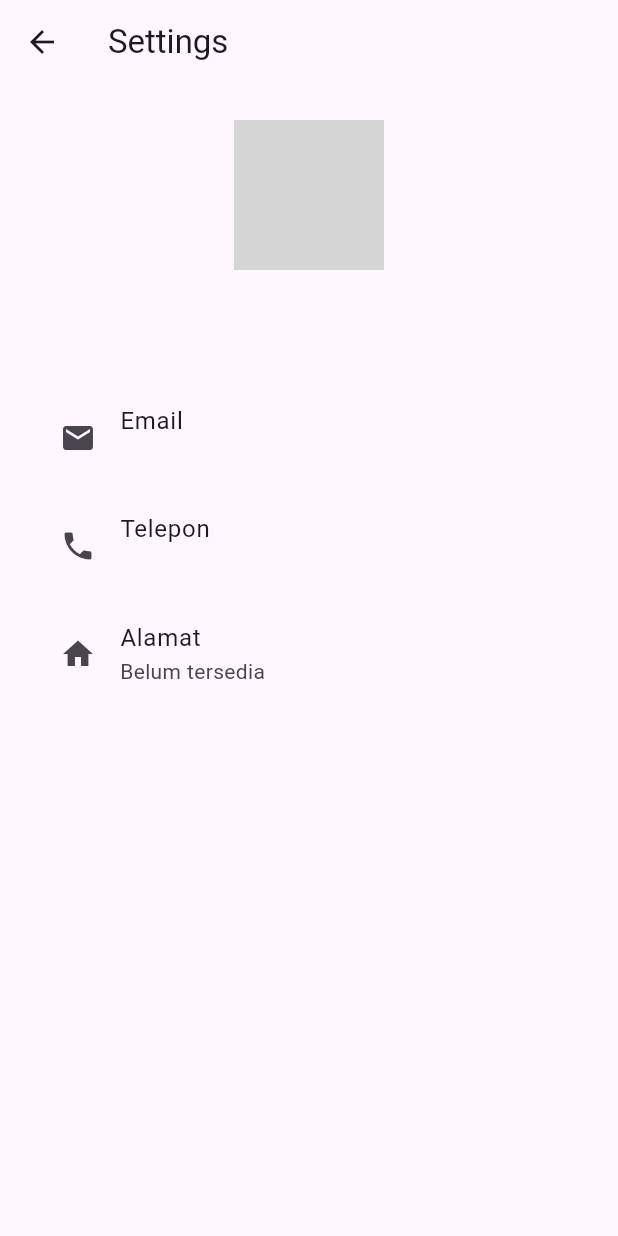
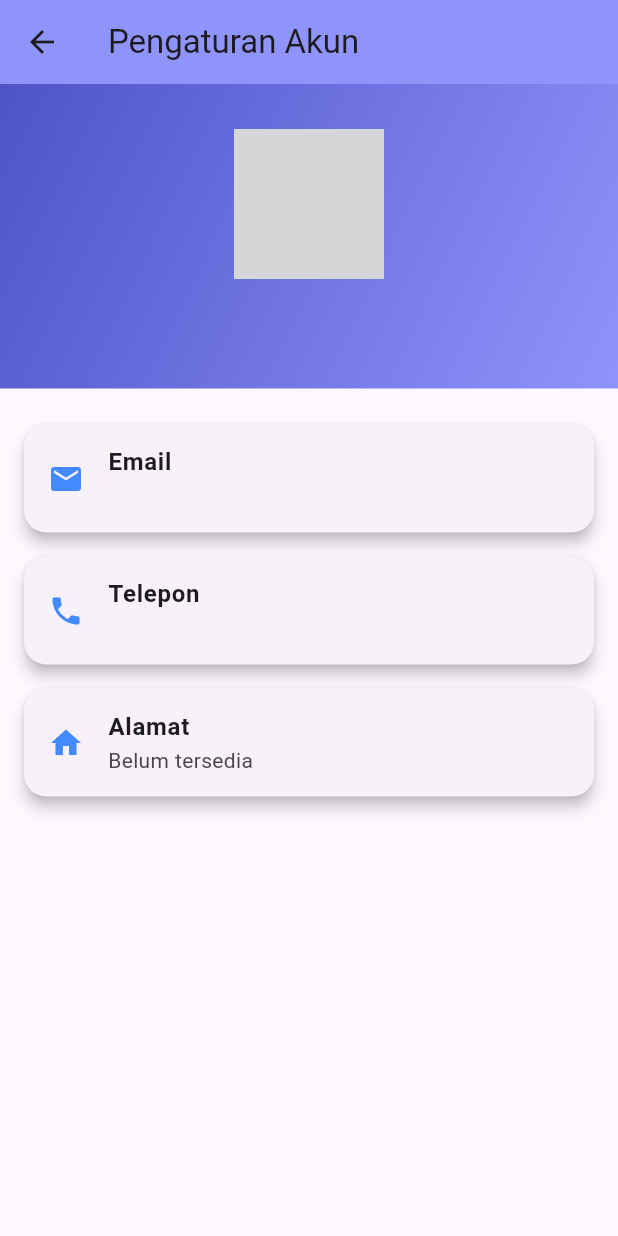
Before and after one commit to Aslamdota/perpustakaan_app, a Flutter app: the ProfileScreen screen opened directly, after a tap on "Privasi", on a phone screen of 412 x 824 dp. Run offline on Flutter 3.47's test engine with Material 3 defaults, Android fonts, the phone set to English and light mode, and no system bars; our stand-ins replace shared_preferences; accounts and stored records are empty; network calls fail; grey boxes are pictures that could not be loaded.

Commit message:
update UI

```diff
--- a/lib/screens/profile_screen.dart
+++ b/lib/screens/profile_screen.dart
@@ -1,11 +1,12 @@
+// Perbaikan UI untuk ProfileScreen dan SettingsScreen
+
 import 'package:flutter/material.dart';
 import 'package:shared_preferences/shared_preferences.dart';
 import 'login_screen.dart';
 import '../settings/setting_screen.dart';
 import '../settings/notification_screen.dart';
-import '../settings/denda_screen.dart'; // Tambahkan ini
-import '../settings/history_screen.dart'; // Tambahkan ini
-
+import '../settings/denda_screen.dart';
+import '../settings/history_screen.dart';
 
 class ProfileScreen extends StatefulWidget {
   const ProfileScreen({super.key});
@@ -42,10 +43,28 @@ class _ProfileScreenState extends State<ProfileScreen> {
     );
   }
 
+  Widget buildProfileOption(
+      {required IconData icon,
+      required String title,
+      required String subtitle,
+      required VoidCallback onTap}) {
+    return Card(
+      elevation: 3,
+      shape: RoundedRectangleBorder(borderRadius: BorderRadius.circular(12)),
+      child: ListTile(
+        leading: Icon(icon, color: Colors.blue),
+        title: Text(title, style: const TextStyle(fontWeight: FontWeight.bold)),
+        subtitle: Text(subtitle),
+        trailing: const Icon(Icons.arrow_forward_ios, size: 16),
+        onTap: onTap,
+      ),
+    );
+  }
+
   @override
   Widget build(BuildContext context) {
     return Scaffold(
-      appBar: AppBar(title: const Text('Profil')),
+      appBar: AppBar(title: const Text('Profil Saya')),
       body: ListView(
         padding: const EdgeInsets.all(24.0),
         children: [
@@ -54,66 +73,60 @@ class _ProfileScreenState extends State<ProfileScreen> {
               children: [
                 const CircleAvatar(
                   radius: 50,
-                  backgroundImage: AssetImage('assets/images/profile_placeholder.png'),
+                  backgroundImage:
+                      AssetImage('assets/images/profile_placeholder.png'),
                 ),
-                const SizedBox(height: 16),
+                const SizedBox(height: 12),
                 Text(
                   userName,
-                  style: Theme.of(context).textTheme.titleLarge,
+                  style: Theme.of(context).textTheme.headlineSmall,
                 ),
               ],
             ),
           ),
-          const SizedBox(height: 32),
-          ListTile(
-            leading: const Icon(Icons.lock),
-            title: const Text('Privasi'),
-            subtitle: const Text('Pengaturan privasi'),
-            onTap: () {
-              Navigator.push(
-                context,
-                MaterialPageRoute(builder: (context) => const SettingsScreen()),
-              );
-            },
-          ),
-          ListTile(
-            leading: const Icon(Icons.notifications),
-            title: const Text('Notifikasi'),
-            subtitle: const Text('Preferensi notifikasi'),
-            onTap: () {
-              Navigator.push(
-                context,
-                MaterialPageRoute(builder: (context) => const NotificationScreen()),
-              );
-            },
-          ),
-          ListTile(
-            leading: const Icon(Icons.warning),
-            title: const Text('Denda'),
-            subtitle: const Text('Informasi dan histori denda'),
-            onTap: () {
-              Navigator.push(
-                context,
-                MaterialPageRoute(builder: (context) => const DendaScreen()),
-              );
-            },
-          ),
-          ListTile(
-            leading: const Icon(Icons.history),
-            title: const Text('Riwayat'),
-            subtitle: const Text('Lihat riwayat peminjaman dan pengembalian'),
-            onTap: () {
-              Navigator.push(
-                context,
-                MaterialPageRoute(builder: (context) => const HistoryScreen()),
-              );
-            },
-          ),
-          const Divider(),
-          ListTile(
-            leading: const Icon(Icons.logout),
-            title: const Text('Logout'),
-            onTap: _logout,
+          const SizedBox(height: 24),
+          buildProfileOption(
+              icon: Icons.lock,
+              title: 'Privasi',
+              subtitle: 'Pengaturan privasi',
+              onTap: () => Navigator.push(
+                  context,
+                  MaterialPageRoute(
+                      builder: (context) => const SettingsScreen()))),
+          buildProfileOption(
+              icon: Icons.notifications,
+              title: 'Notifikasi',
+              subtitle: 'Preferensi notifikasi',
+              onTap: () => Navigator.push(
+                  context,
+                  MaterialPageRoute(
+                      builder: (context) => const NotificationScreen()))),
+          buildProfileOption(
+              icon: Icons.warning,
+              title: 'Denda',
+              subtitle: 'Informasi dan histori denda',
+              onTap: () => Navigator.push(
+                  context,
+                  MaterialPageRoute(builder: (context) => const DendaScreen()))),
+          buildProfileOption(
+              icon: Icons.history,
+              title: 'Riwayat',
+              subtitle: 'Lihat histori peminjaman dan pengembalian',
+              onTap: () => Navigator.push(
+                  context,
+                  MaterialPageRoute(
+                      builder: (context) => const HistoryScreen()))),
+          const SizedBox(height: 16),
+          ElevatedButton.icon(
+            style: ElevatedButton.styleFrom(
+              backgroundColor: Colors.redAccent,
+              shape: RoundedRectangleBorder(
+                borderRadius: BorderRadius.circular(20),
+              ),
+            ),
+            onPressed: _logout,
+            icon: const Icon(Icons.logout),
+            label: const Text('Logout'),
           ),
         ],
       ),
--- a/lib/settings/setting_screen.dart
+++ b/lib/settings/setting_screen.dart
@@ -30,43 +30,68 @@ class _SettingsScreenState extends State<SettingsScreen> {
     });
   }
 
-  Widget buildSettingItem(IconData icon, String label, String value) {
-    return ListTile(
-      leading: Icon(icon),
-      title: Text(label),
-      subtitle: Text(value),
+  Widget _buildInfoTile({
+    required IconData icon,
+    required String title,
+    required String subtitle,
+  }) {
+    return Card(
+      shape: RoundedRectangleBorder(borderRadius: BorderRadius.circular(15)),
+      elevation: 4,
+      margin: const EdgeInsets.symmetric(vertical: 8, horizontal: 16),
+      child: ListTile(
+        leading: Icon(icon, color: Colors.blueAccent),
+        title: Text(title, style: const TextStyle(fontWeight: FontWeight.bold)),
+        subtitle: Text(subtitle),
+      ),
     );
   }
 
   @override
   Widget build(BuildContext context) {
     return Scaffold(
-      appBar: AppBar(title: const Text('Settings')),
-      body: ListView(
-        padding: const EdgeInsets.all(24.0),
+      appBar: AppBar(
+        title: const Text('Pengaturan Akun'),
+        backgroundColor: const Color(0xFF8F94FB),
+        elevation: 0,
+      ),
+      body: SingleChildScrollView(
+        child: Column(
           children: [
-          // Avatar dan Nama Pengguna
-          Center(
+            Container(
+              width: double.infinity,
+              padding: const EdgeInsets.symmetric(vertical: 30),
+              decoration: const BoxDecoration(
+                gradient: LinearGradient(
+                  colors: [Color(0xFF4E54C8), Color(0xFF8F94FB)],
+                  begin: Alignment.topLeft,
+                  end: Alignment.bottomRight,
+                ),
+              ),
               child: Column(
                 children: [
                   const CircleAvatar(
                     radius: 50,
                     backgroundImage: AssetImage('assets/images/profile_placeholder.png'),
                   ),
-                const SizedBox(height: 16),
+                  const SizedBox(height: 12),
                   Text(
                     name,
-                  style: Theme.of(context).textTheme.titleLarge,
+                    style: const TextStyle(
+                      color: Colors.white,
+                      fontSize: 22,
+                      fontWeight: FontWeight.bold,
+                    ),
                   ),
                 ],
               ),
             ),
-          const SizedBox(height: 32),
-          // Daftar item setting
-          buildSettingItem(Icons.email, 'Email', email),
-          buildSettingItem(Icons.phone, 'Telepon', phone),
-          buildSettingItem(Icons.home, 'Alamat', address),
+            const SizedBox(height: 16),
+            _buildInfoTile(icon: Icons.email, title: 'Email', subtitle: email),
+            _buildInfoTile(icon: Icons.phone, title: 'Telepon', subtitle: phone),
+            _buildInfoTile(icon: Icons.home, title: 'Alamat', subtitle: address),
           ],
+        ),
       ),
     );
   }
```
Also changed, not shown: lib/screens/book_list_screen.dart (+10 -23 lines), lib/screens/home_screen.dart (+50 -18 lines). Lines whose indentation alone changed are shown as unchanged.
